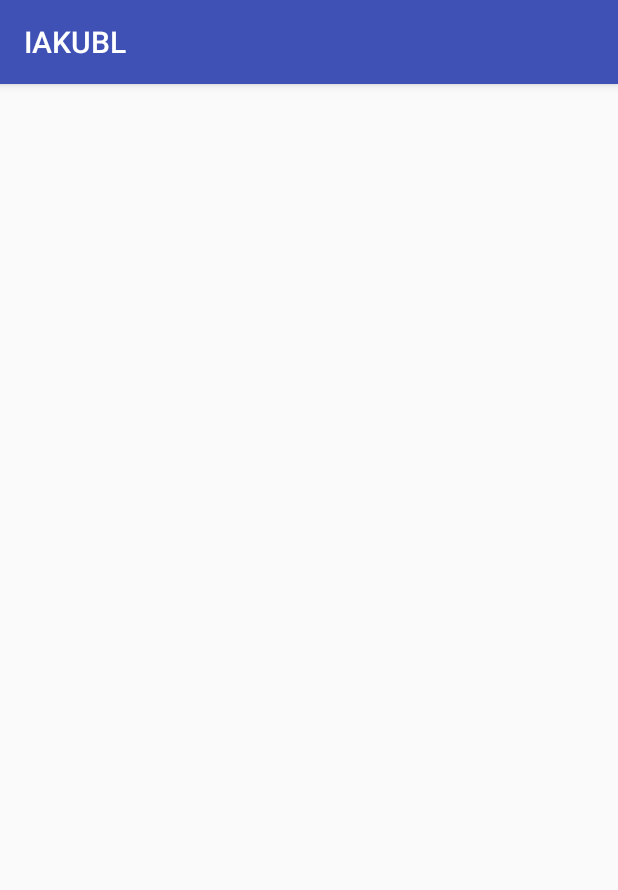
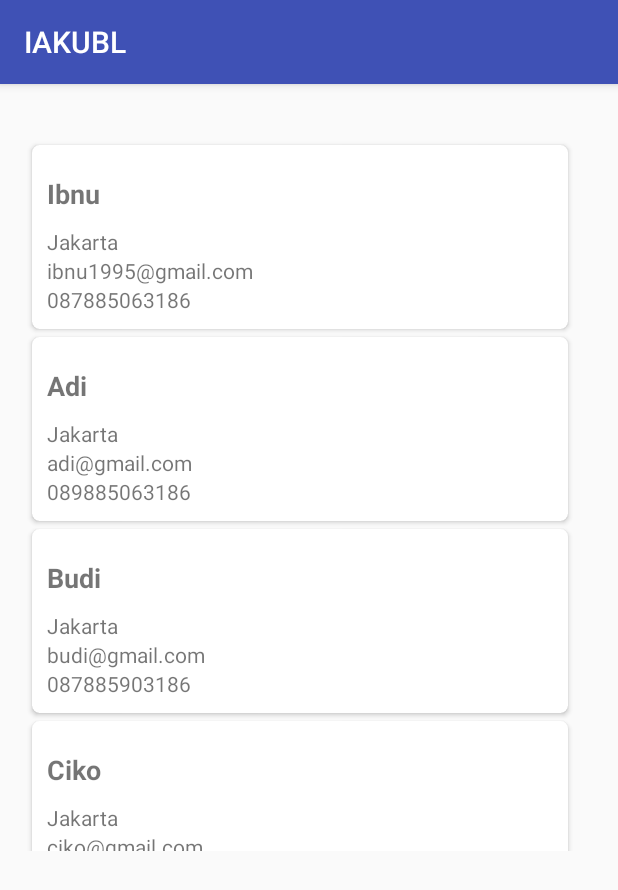
Before and after one commit to ibnuS78/IAKUBL, an Android app: the HomeActivity screen opened directly, with no data from a screen before it, on a phone screen of 412 x 824 dp. Shown: the top 890 px of the screen. Run offline under Robolectric (Android 15) with nearby library versions, the phone set to English and light mode, and no system bars.

Commit message:
Pert ke 2
Done

```diff
--- a/app/build.gradle
+++ b/app/build.gradle
@@ -32,6 +32,8 @@ dependencies {
     compile 'com.android.support:recyclerview-v7:25.3.0'
     compile 'com.android.support:cardview-v7:25.3.0'
     compile 'com.jakewharton:butterknife:8.5.1'
+    compile 'com.squareup.retrofit2:converter-gson:2.2.0'
+    compile 'com.squareup.retrofit2:adapter-rxjava:2.2.0'
     testCompile 'junit:junit:4.12'
     annotationProcessor 'com.jakewharton:butterknife-compiler:8.5.1'
 }
--- a/app/src/main/AndroidManifest.xml
+++ b/app/src/main/AndroidManifest.xml
@@ -2,6 +2,7 @@
 <manifest xmlns:android="http://schemas.android.com/apk/res/android"
     package="com.example.iakubl.iakubl">
 
+    <uses-permission android:name="android.permission.INTERNET"/>
     <application
         android:allowBackup="true"
         android:icon="@mipmap/ic_launcher"
--- /dev/null
+++ b/app/src/main/java/com/example/iakubl/iakubl/adapter/HomeAdapter.java
@@ -0,0 +1,60 @@
+package com.example.iakubl.iakubl.adapter;
+
+import android.content.Context;
+import android.support.v7.widget.RecyclerView;
+import android.view.LayoutInflater;
+import android.view.View;
+import android.view.ViewGroup;
+import android.widget.TextView;
+
+import com.example.iakubl.iakubl.R;
+import com.example.iakubl.iakubl.model.HomeModel;
+
+import java.util.ArrayList;
+
+/**
+ * Created by Ibnu on 5/14/2017.
+ */
+
+public class HomeAdapter extends RecyclerView.Adapter<HomeAdapter.ViewHolder> {
+
+    private ArrayList<HomeModel> mHomeModel;
+    private Context mContext;
+
+    public HomeAdapter(ArrayList<HomeModel> mHomeModel, Context mContext) {
+        this.mHomeModel = mHomeModel;
+        this.mContext = mContext;
+    }
+
+    @Override
+    public HomeAdapter.ViewHolder onCreateViewHolder(ViewGroup parent, int viewType) {
+        LayoutInflater mlayoutInflater = LayoutInflater.from(parent.getContext());
+        View mview = mlayoutInflater.inflate(R.layout.item_home_view,parent,false);
+        return new ViewHolder(mview);
+    }
+
+    @Override
+    public void onBindViewHolder(HomeAdapter.ViewHolder holder, int position) {
+        HomeModel homeModel = mHomeModel.get(position);
+        holder.txt1.setText(homeModel.getNama());
+        holder.txt2.setText(homeModel.getAlamat());
+        holder.txt3.setText(homeModel.getEmail());
+        holder.txt4.setText(homeModel.getNoTelp());
+    }
+
+    @Override
+    public int getItemCount() {
+        return mHomeModel.size();
+    }
+
+    class ViewHolder extends RecyclerView.ViewHolder {
+        TextView txt1,txt2,txt3,txt4;
+        public ViewHolder(View iteView){
+            super(iteView);
+            txt1 = (TextView) iteView.findViewById(R.id.tv_name);
+            txt2 = (TextView) iteView.findViewById(R.id.tv_alamat);
+            txt3 = (TextView) iteView.findViewById(R.id.tv_email);
+            txt4 = (TextView) iteView.findViewById(R.id.tv_telepon);
+        }
+    }
+}
--- /dev/null
+++ b/app/src/main/java/com/example/iakubl/iakubl/interactor/HomeInterface.java
@@ -0,0 +1,13 @@
+package com.example.iakubl.iakubl.interactor;
+
+import com.example.iakubl.iakubl.model.HomeModel;
+
+import java.util.ArrayList;
+
+/**
+ * Created by Ibnu on 5/14/2017.
+ */
+
+public interface HomeInterface {
+    void ShowList(ArrayList<HomeModel> Homemodels);
+}
--- /dev/null
+++ b/app/src/main/java/com/example/iakubl/iakubl/mainhome/HomePresenter.java
@@ -0,0 +1,32 @@
+package com.example.iakubl.iakubl.mainhome;
+
+import android.content.Context;
+
+import com.example.iakubl.iakubl.interactor.HomeInterface;
+import com.example.iakubl.iakubl.model.HomeModel;
+
+import java.util.ArrayList;
+
+/**
+ * Created by Ibnu on 5/14/2017.
+ */
+
+public class HomePresenter implements HomeInterface{
+    private Context mContext;
+    private ArrayList<HomeModel> mHomeModel;
+
+    public HomePresenter(Context mContext) {
+        this.mContext = mContext;
+    }
+
+    @Override
+    public void ShowList(ArrayList<HomeModel> Homemodels) {
+        mHomeModel = Homemodels;
+        mHomeModel.add(new HomeModel("Ibnu","Jakarta","ibnu1995@gmail.com","087885063186"));
+        mHomeModel.add(new HomeModel("Adi","Jakarta","adi@gmail.com","089885063186"));
+        mHomeModel.add(new HomeModel("Budi","Jakarta","budi@gmail.com","087885903186"));
+        mHomeModel.add(new HomeModel("Ciko","Jakarta","ciko@gmail.com","090885903186"));
+        mHomeModel.add(new HomeModel("Dudi","Jakarta","dudi@gmail.com","089985903186"));
+        mHomeModel.add(new HomeModel("Edi","Jakarta","edi@gmail.com","088885903186"));
+    }
+}
--- a/app/src/main/java/com/example/iakubl/iakubl/mainview/HomeActivity.java
+++ b/app/src/main/java/com/example/iakubl/iakubl/mainview/HomeActivity.java
@@ -3,13 +3,39 @@ package com.example.iakubl.iakubl.mainview;
 import android.content.Intent;
 import android.support.v7.app.AppCompatActivity;
 import android.os.Bundle;
+import android.support.v7.widget.LinearLayoutManager;
+import android.support.v7.widget.RecyclerView;
 import android.widget.TextView;
+import android.widget.Toast;
 
 import com.example.iakubl.iakubl.R;
+import com.example.iakubl.iakubl.adapter.HomeAdapter;
+import com.example.iakubl.iakubl.interactor.HomeInterface;
+import com.example.iakubl.iakubl.mainhome.HomePresenter;
+import com.example.iakubl.iakubl.model.HomeModel;
+import com.example.iakubl.iakubl.model.ServiceModel;
+import com.example.iakubl.iakubl.service.ServiceAPI;
 
-public class HomeActivity extends AppCompatActivity {
+import java.util.ArrayList;
+import java.util.List;
+
+import retrofit2.Call;
+import retrofit2.Callback;
+import retrofit2.Response;
+import retrofit2.Retrofit;
+import retrofit2.converter.gson.GsonConverterFactory;
+
+public class HomeActivity extends AppCompatActivity implements HomeInterface {
 
     private TextView mtxtSukses;
+    private RecyclerView mrecyclerView;
+    private HomeAdapter mHomeAdapter;
+    private HomeInterface mHomeInterface;
+    private ArrayList<HomeModel> mHomeModel;
+
+    private List<ServiceModel> mService;
+
+    public static final String Base_URL = "https://private-4e4159-qurrata.apiary-mock.com/";
 
     @Override
     protected void onCreate(Bundle savedInstanceState) {
@@ -20,5 +46,51 @@ public class HomeActivity extends AppCompatActivity {
         Intent mintent = getIntent();
         String username = mintent.getStringExtra("username");
         mtxtSukses.setText(username);
+
+        mHomeInterface = new HomePresenter(this);
+        mHomeModel = new ArrayList<>();
+        mHomeInterface.ShowList(mHomeModel);
+        initView();
+        getData();
+    }
+
+    private void initView(){
+        mrecyclerView = (RecyclerView) findViewById(R.id.Rview);
+        RecyclerView.LayoutManager layoutManager = new LinearLayoutManager(HomeActivity.this);
+        mrecyclerView.setLayoutManager(layoutManager);
+        mrecyclerView.setHasFixedSize(true);
+        mHomeAdapter = new HomeAdapter(mHomeModel,this);
+        mrecyclerView.setAdapter(mHomeAdapter);
+    }
+
+    @Override
+    public void ShowList(ArrayList<HomeModel> Homemodels) {
+
+    }
+
+    private void getData(){
+        Retrofit retrofit = new Retrofit.Builder()
+                .baseUrl(Base_URL)
+                .addConverterFactory(GsonConverterFactory.create())
+                .build();
+
+        ServiceAPI serviceAPI = retrofit.create(ServiceAPI.class);
+        Call<List<ServiceModel>> call = serviceAPI.getData();
+        call.enqueue(new Callback<List<ServiceModel>>() {
+            @Override
+            public void onResponse(Call<List<ServiceModel>> call, Response<List<ServiceModel>> response) {
+                mService = response.body();
+                int jumlah = mService.size();
+                for (int i = 0; i < jumlah; i++){
+                    String judul = mService.get(i).getJudul();
+                    Toast.makeText(HomeActivity.this, "" + judul ,Toast.LENGTH_SHORT).show();
+                }
+            }
+
+            @Override
+            public void onFailure(Call<List<ServiceModel>> call, Throwable t) {
+
+            }
+        });
     }
 }
--- /dev/null
+++ b/app/src/main/java/com/example/iakubl/iakubl/model/HomeModel.java
@@ -0,0 +1,51 @@
+package com.example.iakubl.iakubl.model;
+
+/**
+ * Created by Ibnu on 5/14/2017.
+ */
+
+public class HomeModel {
+    private String nama;
+    private String alamat;
+    private String email;
+    private String noTelp;
+
+    public HomeModel(String nama, String alamat, String email, String noTelp) {
+        this.nama = nama;
+        this.alamat = alamat;
+        this.email = email;
+        this.noTelp = noTelp;
+    }
+
+    public String getNama() {
+        return nama;
+    }
+
+    public void setNama(String nama) {
+        this.nama = nama;
+    }
+
+    public String getAlamat() {
+        return alamat;
+    }
+
+    public void setAlamat(String alamat) {
+        this.alamat = alamat;
+    }
+
+    public String getEmail() {
+        return email;
+    }
+
+    public void setEmail(String email) {
+        this.email = email;
+    }
+
+    public String getNoTelp() {
+        return noTelp;
+    }
+
+    public void setNoTelp(String noTelp) {
+        this.noTelp = noTelp;
+    }
+}
--- /dev/null
+++ b/app/src/main/java/com/example/iakubl/iakubl/model/ServiceModel.java
@@ -0,0 +1,45 @@
+package com.example.iakubl.iakubl.model;
+import com.google.gson.annotations.Expose;
+import com.google.gson.annotations.SerializedName;
+/**
+ * Created by Ibnu on 5/14/2017.
+ */
+
+
+public class ServiceModel {
+
+    @SerializedName("tentang")
+    @Expose
+    private String tentang;
+    @SerializedName("judul")
+    @Expose
+    private String judul;
+    @SerializedName("isi")
+    @Expose
+    private String isi;
+
+    public String getTentang() {
+        return tentang;
+    }
+
+    public void setTentang(String tentang) {
+        this.tentang = tentang;
+    }
+
+    public String getJudul() {
+        return judul;
+    }
+
+    public void setJudul(String judul) {
+        this.judul = judul;
+    }
+
+    public String getIsi() {
+        return isi;
+    }
+
+    public void setIsi(String isi) {
+        this.isi = isi;
+    }
+
+}
--- /dev/null
+++ b/app/src/main/java/com/example/iakubl/iakubl/service/ServiceAPI.java
@@ -0,0 +1,20 @@
+package com.example.iakubl.iakubl.service;
+
+import com.example.iakubl.iakubl.model.ServiceModel;
+
+import java.util.List;
+
+import retrofit2.Call;
+import retrofit2.http.GET;
+
+/**
+ * Created by Ibnu on 5/14/2017.
+ */
+
+public interface ServiceAPI {
+
+    String END_POINT = "questions";//Last Name Directory On JSON URL
+
+    @GET(END_POINT)
+    Call<List<ServiceModel>> getData();//Get Model Data
+}
--- a/app/src/main/res/layout/activity_home.xml
+++ b/app/src/main/res/layout/activity_home.xml
@@ -4,6 +4,7 @@
     xmlns:tools="http://schemas.android.com/tools"
     android:layout_width="match_parent"
     android:layout_height="match_parent"
+    android:layout_margin="16dp"
     tools:context="com.example.iakubl.iakubl.mainview.HomeActivity">
 
     <LinearLayout
@@ -17,6 +18,12 @@
             android:layout_height="wrap_content"
             android:id="@+id/txtSukses"
             />
+
+        <android.support.v7.widget.RecyclerView
+            android:id="@+id/Rview"
+            android:layout_width="match_parent"
+            android:layout_height="wrap_content"
+            android:layout_below="@+id/text"/>
     </LinearLayout>
 
 </RelativeLayout>
--- /dev/null
+++ b/app/src/main/res/layout/item_home_view.xml
@@ -0,0 +1,42 @@
+<?xml version="1.0" encoding="utf-8"?>
+<android.support.v7.widget.CardView
+    xmlns:card_view="http://schemas.android.com/apk/res-auto"
+    xmlns:android="http://schemas.android.com/apk/res/android"
+    android:layout_width="match_parent"
+    android:layout_height="wrap_content"
+    android:layout_marginTop="5dp"
+    android:layout_marginLeft="5dp"
+    android:layout_marginRight="5dp"
+    card_view:cardCornerRadius="5dp">
+
+    <LinearLayout
+        android:layout_width="match_parent"
+        android:layout_height="match_parent"
+        android:layout_margin="10dp"
+        android:orientation="vertical">
+
+        <TextView
+            android:id="@+id/tv_name"
+            android:layout_marginTop="10dp"
+            android:layout_marginBottom="10dp"
+            android:textSize="18sp"
+            android:layout_width="wrap_content"
+            android:layout_height="wrap_content"
+            android:textStyle="bold" />
+
+        <TextView
+            android:id="@+id/tv_alamat"
+            android:layout_width="wrap_content"
+            android:layout_height="wrap_content" />
+
+        <TextView
+            android:id="@+id/tv_email"
+            android:layout_width="wrap_content"
+            android:layout_height="wrap_content" />
+
+        <TextView
+            android:id="@+id/tv_telepon"
+            android:layout_width="wrap_content"
+            android:layout_height="wrap_content" />
+    </LinearLayout>
+</android.support.v7.widget.CardView>
```
